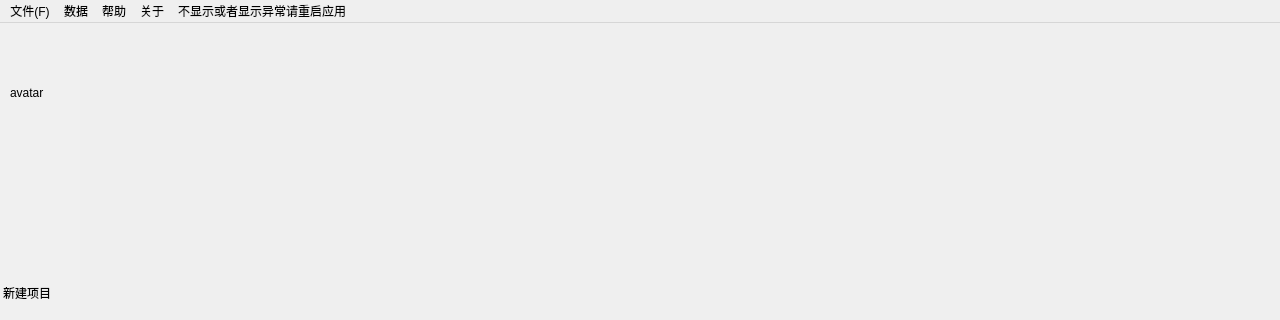
First picture: the form in app/ui_pc/mainwindow.ui, repository LC044/WeChatMsg, before the edit; both pictures show x 0 to 1280 and y 0 to 320 of the 1280 by 779 pixel window.
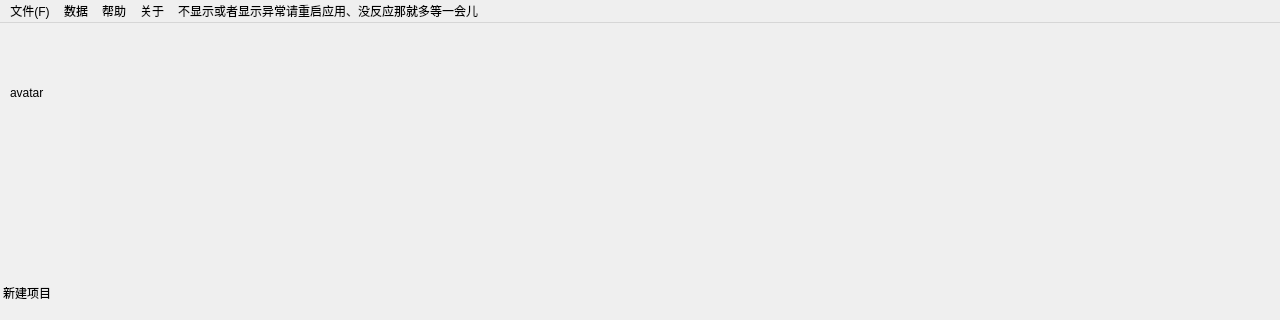
Second picture: the form after the edit.

The edit to the form file:
```diff
--- a/app/ui_pc/mainwindow.ui
+++ b/app/ui_pc/mainwindow.ui
@@ -216,7 +216,7 @@
             </widget>
             <widget class="QMenu" name="menu_3">
                 <property name="title">
-                    <string>不显示或者显示异常请重启应用</string>
+                    <string>不显示或者显示异常请重启应用、没反应那就多等一会儿</string>
                 </property>
             </widget>
             <addaction name="menu_F"/>
```
